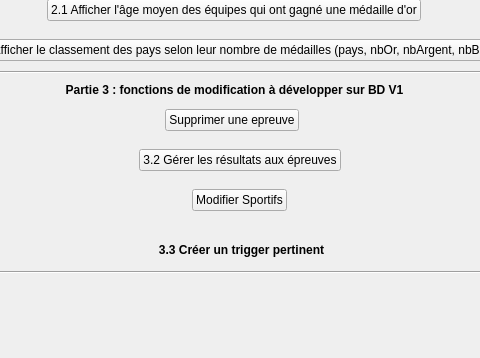
Above: gui/mainWindow.ui from OliverMineau/JOProject before the change; both pictures show x 121 to 601 and y 505 to 863 of the 755 by 863 pixel window. Below: the same form after it.
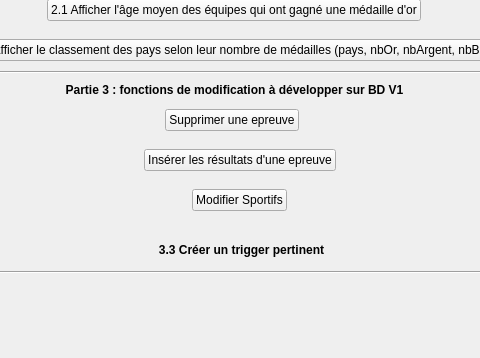
That is the form after the change.

Commit message: Insérer les résultats (Partie 3)

What changed in the file:
```diff
--- a/gui/mainWindow.ui
+++ b/gui/mainWindow.ui
@@ -574,7 +574,7 @@
      <item>
       <widget class="QPushButton" name="pushButton_3_2">
        <property name="text">
-        <string>3.2 Gérer les résultats aux épreuves</string>
+        <string>Insérer les résultats d'une epreuve</string>
        </property>
       </widget>
      </item>
```
Left out of the diff: 2 changed lines with no effect on the pictures. The commit also changes 3 other files.
